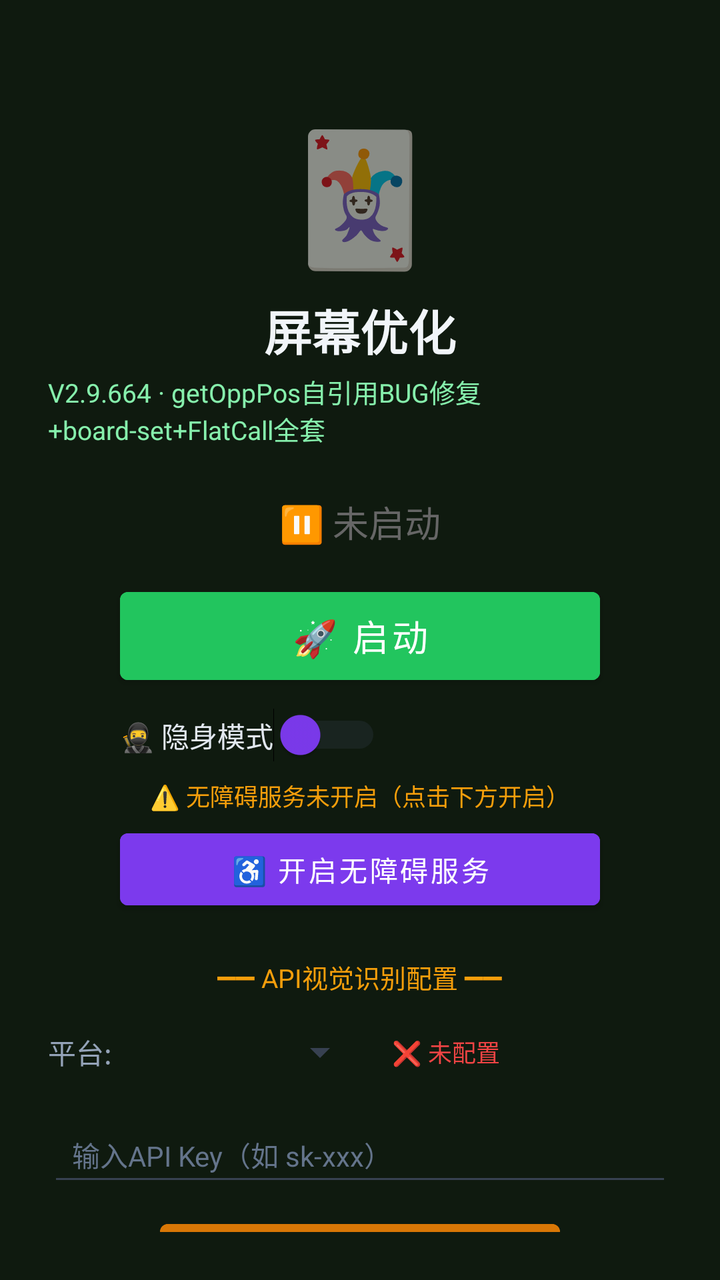
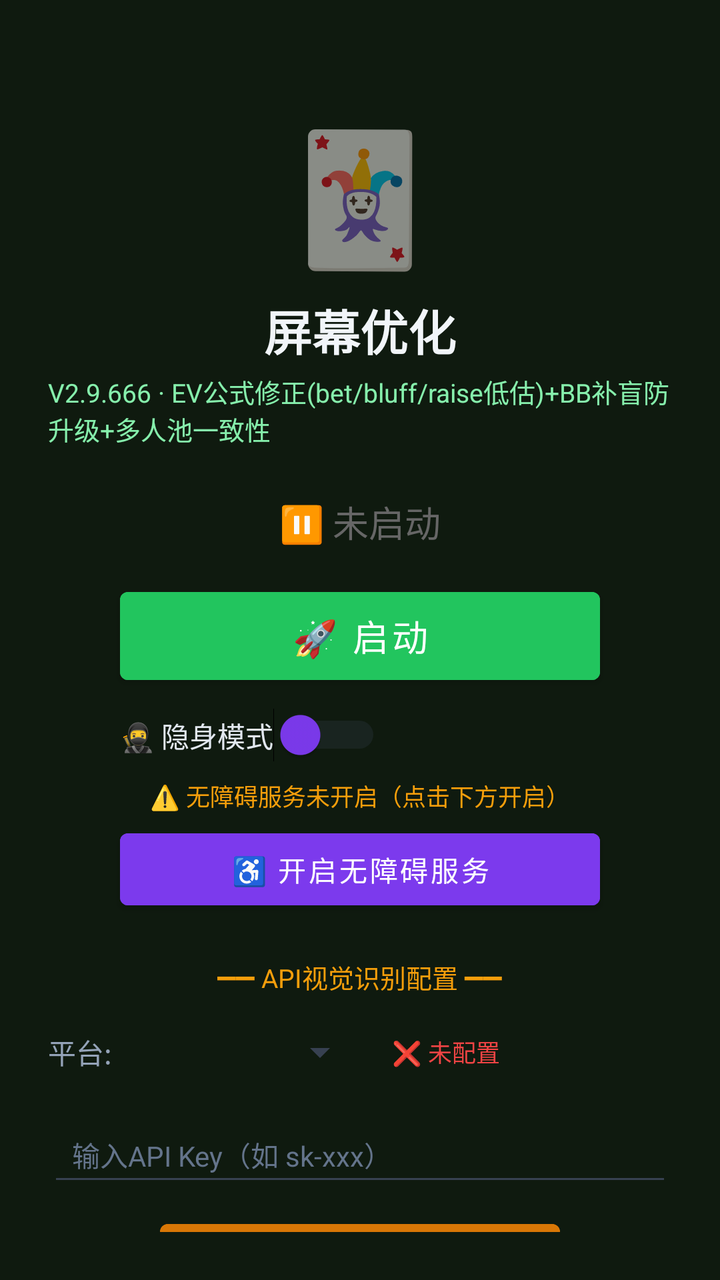

Before-and-after screenshots of an Android layout around one commit, followed by the original layout XML and the change that was made.
<!-- AndroidManifest.xml: activity theme Theme.MjScreenshot -->
<!-- res/layout/activity_main.xml -->
<?xml version="1.0" encoding="utf-8"?>
<LinearLayout xmlns:android="http://schemas.android.com/apk/res/android"
    android:layout_width="match_parent"
    android:layout_height="match_parent"
    android:orientation="vertical"
    android:background="#0f1a0f"
    android:padding="24dp"
    android:gravity="center_horizontal">

    <TextView
        android:layout_width="wrap_content"
        android:layout_height="wrap_content"
        android:text="🃏"
        android:textSize="64sp"
        android:layout_marginTop="30dp" />

    <TextView
        android:layout_width="wrap_content"
        android:layout_height="wrap_content"
        android:text="屏幕优化"
        android:textSize="24sp"
        android:textColor="#f1f5f9"
        android:textStyle="bold"
        android:layout_marginTop="8dp" />

    <TextView
        android:layout_width="wrap_content"
        android:layout_height="wrap_content"
        android:text="V2.9.664 · getOppPos自引用BUG修复+board-set+FlatCall全套"
        android:textSize="13sp"
        android:textColor="#86efac"
        android:layout_marginTop="4dp" />

    <TextView
        android:id="@+id/tvStatus"
        android:layout_width="wrap_content"
        android:layout_height="wrap_content"
        android:text="⏸ 未启动"
        android:textSize="18sp"
        android:textColor="#666666"
        android:layout_marginTop="24dp" />

    <Button
        android:id="@+id/btnStart"
        android:layout_width="240dp"
        android:layout_height="56dp"
        android:text="🚀 启动"
        android:textSize="18sp"
        android:textColor="#ffffff"
        android:backgroundTint="#22c55e"
        android:layout_marginTop="16dp" />

    <Button
        android:id="@+id/btnHelper"
        android:layout_width="240dp"
        android:layout_height="56dp"
        android:text="🃏 打开智囊"
        android:textSize="16sp"
        android:textColor="#ffffff"
        android:backgroundTint="#16a34a"
        android:layout_marginTop="12dp"
        android:visibility="gone" />

    
    <LinearLayout
        android:layout_width="240dp"
        android:layout_height="wrap_content"
        android:orientation="horizontal"
        android:gravity="center_vertical"
        android:layout_marginTop="8dp">

        <Switch
            android:id="@+id/switchStealth"
            android:layout_width="wrap_content"
            android:layout_height="wrap_content"
            android:text="🥷 隐身模式"
            android:textColor="#e2e8f0"
            android:textSize="14sp"
            android:thumbTint="#7c3aed"
            android:trackTint="#374151" />
    </LinearLayout>

    <TextView
        android:id="@+id/tvAccessibilityStatus"
        android:layout_width="wrap_content"
        android:layout_height="wrap_content"
        android:text="⚠️ 无障碍服务未开启（点击下方开启）"
        android:textSize="12sp"
        android:textColor="#f59e0b"
        android:layout_marginTop="8dp"
        android:gravity="center" />

    <Button
        android:id="@+id/btnAccessibility"
        android:layout_width="240dp"
        android:layout_height="48dp"
        android:text="♿ 开启无障碍服务"
        android:textSize="14sp"
        android:textColor="#ffffff"
        android:backgroundTint="#7c3aed"
        android:layout_marginTop="4dp" />

    <TextView
        android:layout_width="wrap_content"
        android:layout_height="wrap_content"
        android:text="━━ API视觉识别配置 ━━"
        android:textSize="13sp"
        android:textColor="#f59e0b"
        android:layout_marginTop="20dp" />

    <LinearLayout
        android:layout_width="match_parent"
        android:layout_height="wrap_content"
        android:orientation="horizontal"
        android:layout_marginTop="8dp"
        android:gravity="center_vertical">

        <TextView
            android:layout_width="wrap_content"
            android:layout_height="wrap_content"
            android:text="平台:"
            android:textSize="14sp"
            android:textColor="#94a3b8" />

        <Spinner
            android:id="@+id/spinnerProvider"
            android:layout_width="120dp"
            android:layout_height="40dp"
            android:layout_marginStart="8dp"
            android:backgroundTint="#374151" />

        <TextView
            android:id="@+id/tvApiStatus"
            android:layout_width="wrap_content"
            android:layout_height="wrap_content"
            android:text="❌ 未配置"
            android:textSize="12sp"
            android:textColor="#ef4444"
            android:layout_marginStart="12dp" />
    </LinearLayout>

    <EditText
        android:id="@+id/etApiKey"
        android:layout_width="match_parent"
        android:layout_height="44dp"
        android:hint="输入API Key（如 sk-xxx）"
        android:textSize="14sp"
        android:textColor="#e2e8f0"
        android:textColorHint="#64748b"
        android:backgroundTint="#374151"
        android:inputType="textPassword"
        android:layout_marginTop="8dp"
        android:paddingStart="12dp"
        android:paddingEnd="12dp" />

    <Button
        android:id="@+id/btnSaveApi"
        android:layout_width="200dp"
        android:layout_height="44dp"
        android:text="💾 保存API配置"
        android:textSize="14sp"
        android:textColor="#ffffff"
        android:backgroundTint="#d97706"
        android:layout_marginTop="8dp" />

    <TextView
        android:id="@+id/tvHint"
        android:layout_width="wrap_content"
        android:layout_height="wrap_content"
        android:text="先点上方按钮启动截屏"
        android:textSize="13sp"
        android:textColor="#666666"
        android:layout_marginTop="12dp"
        android:gravity="center" />

    <TextView
        android:layout_width="wrap_content"
        android:layout_height="wrap_content"
        android:text="使用步骤：\n1. 配置API Key（支持OpenAI/通义千问VL/硅基流动）\n2. 点「开启无障碍服务」→ 开启\n3. 开启「🥷隐身模式」(反检测)\n4. 点「启动」→ 允许悬浮窗\n5. 打牌时点屏幕上的🎯悬浮球即可截屏识别\n★ 拖动悬浮球可移到不挡牌的位置 ★\n★ 长按悬浮球可展开/收起详细面板 ★\n★ 悬浮球边框颜色=建议：绿=加注 橙=跟注 红=弃牌 ★"
        android:textSize="12sp"
        android:textColor="#64748b"
        android:layout_marginTop="12dp"
        android:lineSpacingExtra="3dp" />

</LinearLayout>
<!-- resources referenced by this layout -->
<resources>
  <style name="Theme.MjScreenshot" parent="Theme.MaterialComponents.DayNight.DarkActionBar">
          <item name="colorPrimary">#1e40af</item>
          <item name="colorPrimaryVariant">#1e3a8a</item>
          <item name="colorOnPrimary">#ffffff</item>
          <item name="android:statusBarColor">#0f172a</item>
      </style>
</resources>

<!-- the commit's change to res/layout/activity_main.xml (unified diff, before → after) -->
@@ -26,7 +26,7 @@
     <TextView
         android:layout_width="wrap_content"
         android:layout_height="wrap_content"
-        android:text="V2.9.664 · getOppPos自引用BUG修复+board-set+FlatCall全套"
+        android:text="V2.9.666 · EV公式修正(bet/bluff/raise低估)+BB补盲防升级+多人池一致性"
         android:textSize="13sp"
         android:textColor="#86efac"
         android:layout_marginTop="4dp" />
